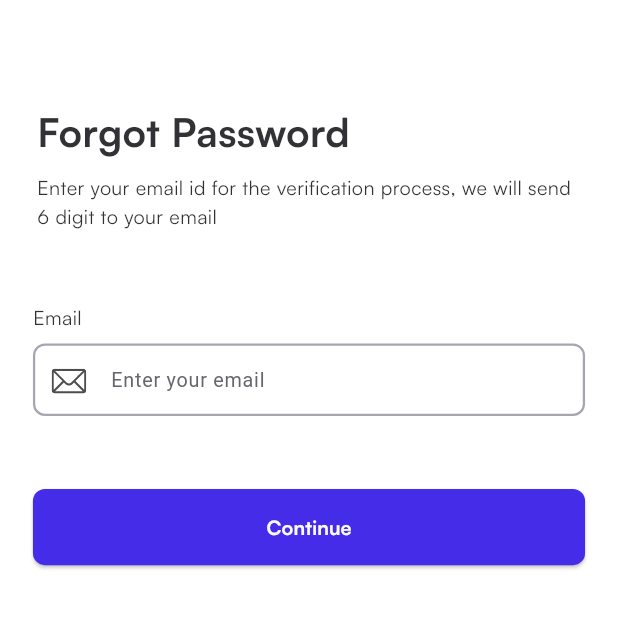
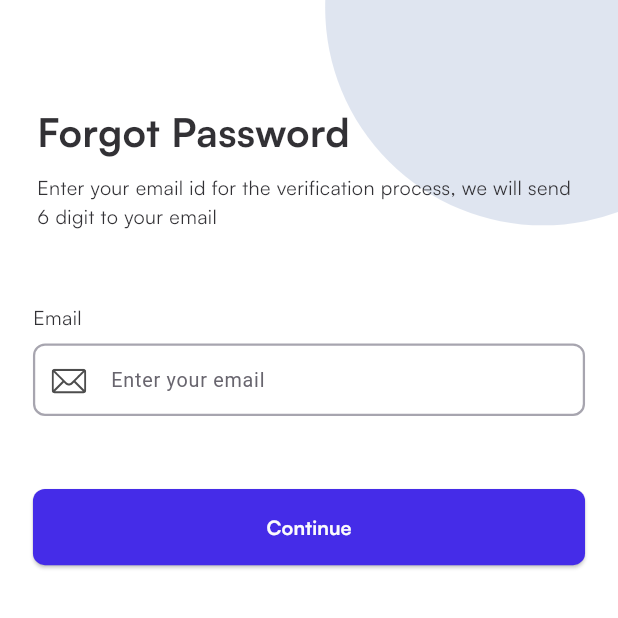
Before and after one commit to aymanshawqi360/ShopZen, a Flutter app: the ForgotPasswordScreen screen opened by its route, on a phone screen of 412 x 824 dp, the top half of it. Run offline on Flutter 3.47's test engine with Material 3 defaults, Android fonts, the phone set to English and light mode, and no system bars; our stand-ins replace flutter_screenutil, flutter_svg, go_router.

Commit message:
-add positioned circle avatar with adaptive theme colors

```diff
--- /dev/null
+++ b/lib/core/common_ui/widgets/circle_avatar_positioned.dart
@@ -0,0 +1,22 @@
+import 'package:flutter/material.dart';
+import 'package:shopzen/core/constants/app_size.dart';
+import 'package:shopzen/core/extension/app_extension.dart';
+import 'package:shopzen/core/utils/app_color.dart';
+
+class CircleAvatarPositioned extends StatelessWidget {
+  const CircleAvatarPositioned({super.key});
+
+  @override
+  Widget build(BuildContext context) {
+    return Positioned(
+      top: AppSize.positionedTop140,
+      right: AppSize.positionedRight95,
+      child: CircleAvatar(
+        radius: AppSize.radius170,
+        backgroundColor: context.isDark()
+            ? AppColors.darkGray
+            : AppColors.lightGray,
+      ),
+    );
+  }
+}
--- a/lib/feature/auth/presentation/screen/forgot_password/forgot_password_screen.dart
+++ b/lib/feature/auth/presentation/screen/forgot_password/forgot_password_screen.dart
@@ -1,4 +1,5 @@
 import 'package:flutter/material.dart';
+import 'package:shopzen/core/common_ui/widgets/circle_avatar_positioned.dart';
 import 'package:shopzen/core/constants/app_size.dart';
 import 'package:shopzen/core/constants/app_spacing.dart';
 import 'package:shopzen/feature/auth/presentation/widget/forgot_password/forgot_password_button.dart';
@@ -11,17 +12,21 @@ class ForgotPasswordScreen extends StatelessWidget {
   @override
   Widget build(BuildContext context) {
     return Scaffold(
-      body: Padding(
+      body: Stack(
+        children: [
+          const CircleAvatarPositioned(),
+          Padding(
             padding: AppSpacing.paddingL20R20,
             child: Column(
               children: [
                 const ForgotPasswordMessage(),
                 AppSize.gapH48,
                 const ForgotPasswordField(),
-          const ForgotPasswordButton()
-
+                const ForgotPasswordButton(),
               ],
             ),
+          ),
+        ],
       ),
     );
   }
```
Lines whose indentation alone changed are shown as unchanged.
